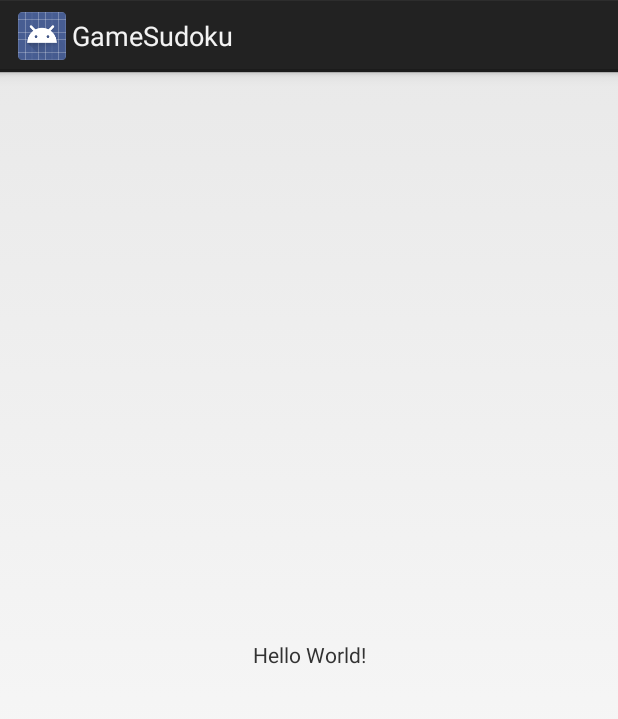
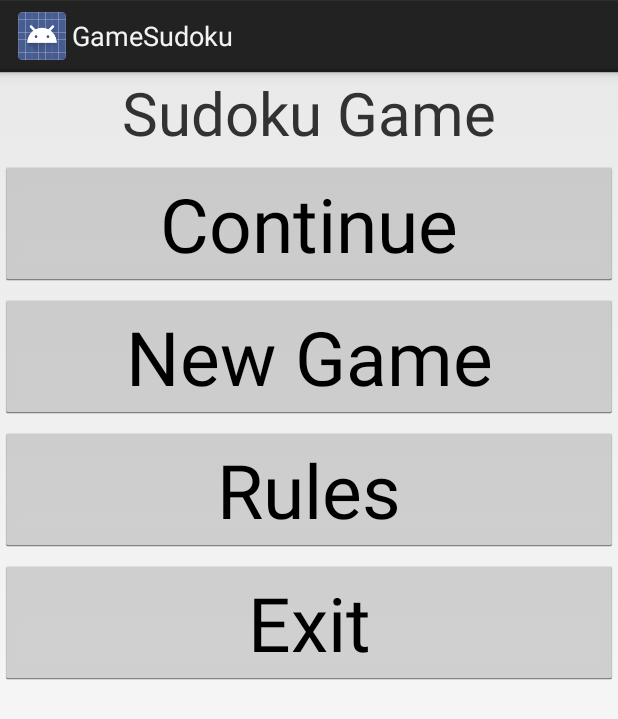
Before and after one commit to DennisKingsman/Sudoku, an Android app: the screen it shows after launch (MainActivity), on a phone screen of 412 x 824 dp. Shown: the top 719 px of the screen. Run offline under Robolectric (Android 15) with nearby library versions, the phone set to English and light mode, and no system bars.

Commit message:
buttons added

```diff
--- a/GameSudoku/app/src/main/res/layout/activity_main.xml
+++ b/GameSudoku/app/src/main/res/layout/activity_main.xml
@@ -1,18 +1,55 @@
 <?xml version="1.0" encoding="utf-8"?>
-<android.support.constraint.ConstraintLayout xmlns:android="http://schemas.android.com/apk/res/android"
-    xmlns:app="http://schemas.android.com/apk/res-auto"
+<LinearLayout
+    xmlns:android="http://schemas.android.com/apk/res/android"
     xmlns:tools="http://schemas.android.com/tools"
     android:layout_width="match_parent"
     android:layout_height="match_parent"
     tools:context=".MainActivity">
 
-    <TextView
-        android:layout_width="wrap_content"
+    <LinearLayout
+        android:layout_width="fill_parent"
         android:layout_height="wrap_content"
-        android:text="Hello World!"
-        app:layout_constraintBottom_toBottomOf="parent"
-        app:layout_constraintLeft_toLeftOf="parent"
-        app:layout_constraintRight_toRightOf="parent"
-        app:layout_constraintTop_toTopOf="parent" />
+        android:orientation="vertical"
+        android:gravity="center">
 
-</android.support.constraint.ConstraintLayout>
+        <TextView
+            android:layout_width="wrap_content"
+            android:layout_height="wrap_content"
+            android:id="@+id/title"
+            android:text="@string/mainTitle"
+            android:layout_marginBottom="5dip"
+            android:textSize="40sp"/>
+
+        <Button
+            android:id="@+id/buttonContinueGame"
+            android:layout_width="fill_parent"
+            android:layout_height="wrap_content"
+            android:text="@string/continueGame"
+            android:layout_marginBottom="5dip"
+            android:textSize="50dp"/>
+
+        <Button
+            android:id="@+id/buttonNewGame"
+            android:layout_width="fill_parent"
+            android:layout_height="wrap_content"
+            android:text="@string/new_game"
+            android:layout_marginBottom="5dip"
+            android:textSize="50dp"/>
+
+        <Button
+            android:id="@+id/buttonGameRules"
+            android:layout_width="fill_parent"
+            android:layout_height="wrap_content"
+            android:text="@string/rules"
+            android:layout_marginBottom="5dip"
+            android:textSize="50dp"/>
+
+        <Button
+            android:id="@+id/buttonExitGame"
+            android:layout_width="fill_parent"
+            android:layout_height="wrap_content"
+            android:text="@string/exitGame"
+            android:textSize="50dp"/>
+    </LinearLayout>
+
+</LinearLayout>
--- a/GameSudoku/app/src/main/res/values/strings.xml
+++ b/GameSudoku/app/src/main/res/values/strings.xml
@@ -1,3 +1,20 @@
 <resources>
     <string name="app_name">GameSudoku</string>
+    <string name="mainTitle">Sudoku Game</string>
+    <string name="new_game">New Game</string>
+    <string name="rules">Rules</string>
+    <string name="exitGame">Exit</string>
+    <string name="continueGame">Continue</string>
+    <string name="some_information_how_to_play">
+        The objective is to fill 9x9 grid with digits so that each column, each row
+        and each of the nine 3x3 subgrids that compose the whole grid (also called
+        "boxes", "blocks", "regions" or "subsquares") contains all of the digits
+        from 1 to 9. The puzzle setter provides a partially completed grid, which for
+        a well-posed puzzle has a unique solution.
+
+        Completed games are always a type of Latin square with an additional constraint
+        on the contents of individual regions. For example the same single integer may not
+        appear twice in the same row, column or any or the nine 3x3 subgrids of the 9x9 playing board.
+    </string>
+    <string name="game_rules">Game Rules</string>
 </resources>
```
